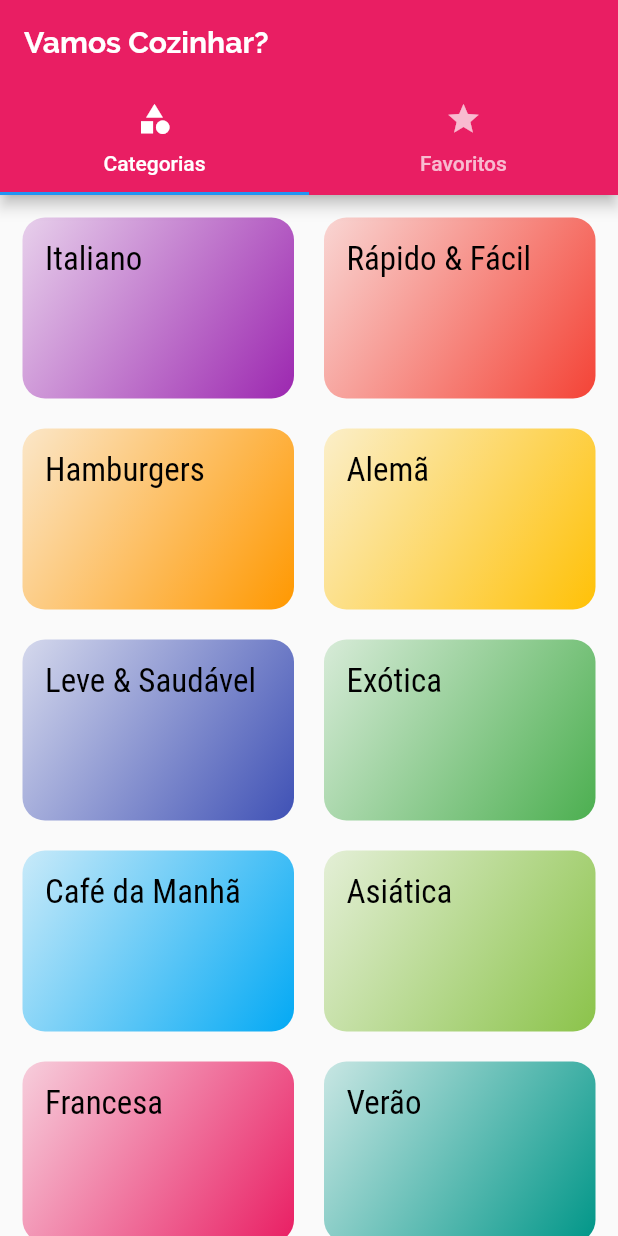
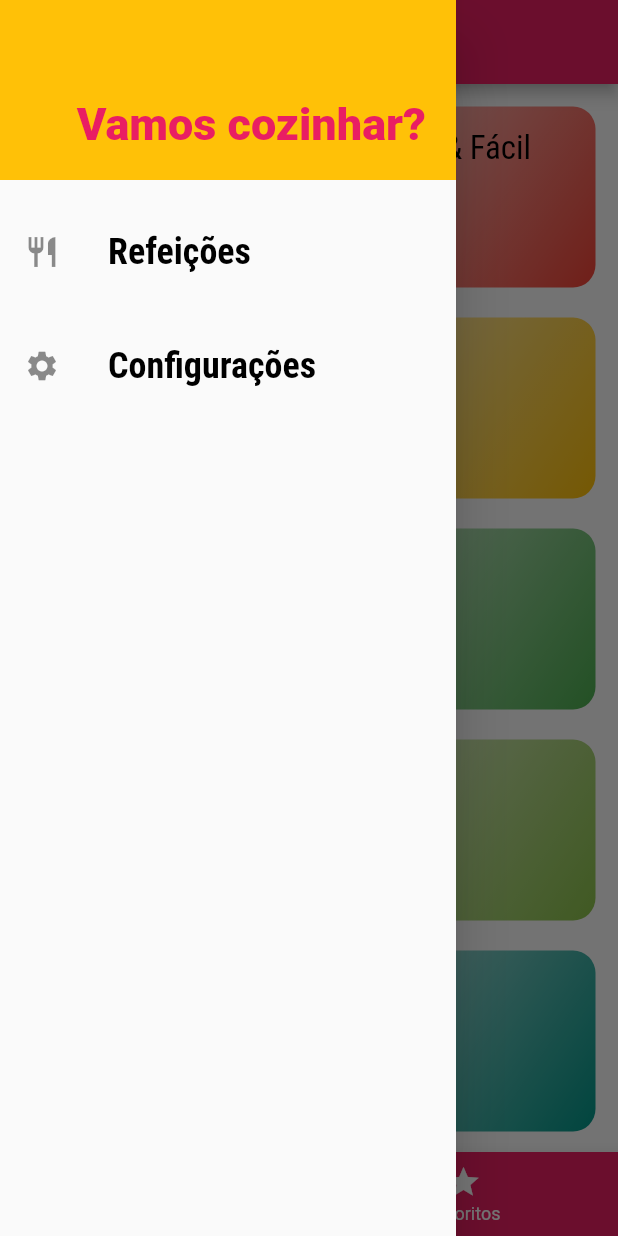
Before and after one commit to HenriqueCisi/project_kitchen_recipes, a Flutter app: the screen it shows after launch, with the side drawer open (before the commit the screen has no drawer), on a phone screen of 412 x 824 dp. Run offline on Flutter 3.47's test engine with Material 2 defaults, Android fonts, the phone set to English and light mode, and no system bars.

Commit message:
adds drawer + navigation

```diff
--- /dev/null
+++ b/lib/components/main_drawer.dart
@@ -0,0 +1,44 @@
+import 'package:flutter/material.dart';
+import 'package:project_kitchen_recipes/utils/app_routes.dart';
+
+class MainDrawer extends StatelessWidget {
+  const MainDrawer({super.key});
+
+  Widget _createItem(IconData icon, String label,  Function() onTap) {
+    return ListTile(
+      leading: Icon(icon),
+      title: Text(
+        label,
+        style: const TextStyle(
+            fontFamily: 'RobotoCondensed',
+            fontSize: 24,
+            fontWeight: FontWeight.bold),
+      ),
+      onTap: onTap,
+    );
+  }
+
+  @override
+  Widget build(BuildContext context) {
+    return Drawer(
+      child: Column(children: [
+        Container(
+          height: 120,
+          width: double.infinity,
+          color: Colors.amber,
+          padding: const EdgeInsets.all(20),
+          alignment: Alignment.bottomRight,
+          child: Text('Vamos cozinhar?',
+              style: TextStyle(
+                  fontWeight: FontWeight.w900,
+                  fontSize: 30,
+                  color: Theme.of(context).colorScheme.primary)),
+        ),
+        const SizedBox(height: 20),
+        _createItem(Icons.restaurant, 'Refeições', () => Navigator.of(context).pushReplacementNamed(AppRoutes.HOME)),
+        const SizedBox(height: 20),
+        _createItem(Icons.settings, 'Configurações', () => Navigator.of(context).pushReplacementNamed(AppRoutes.SETTINGS)),
+      ]),
+    );
+  }
+}
--- a/lib/main.dart
+++ b/lib/main.dart
@@ -1,8 +1,8 @@
 import 'package:flutter/material.dart';
-import 'package:project_kitchen_recipes/screens/categories_screen.dart';
 import 'package:project_kitchen_recipes/screens/category_meals_screen.dart';
 import 'package:project_kitchen_recipes/screens/favourite_screen.dart';
 import 'package:project_kitchen_recipes/screens/meal_detail_screen.dart';
+import 'package:project_kitchen_recipes/screens/settings_screen.dart';
 import 'package:project_kitchen_recipes/screens/tabs_screen.dart';
 import 'package:project_kitchen_recipes/utils/app_routes.dart';
 
@@ -34,7 +34,8 @@ class MyApp extends StatelessWidget {
         AppRoutes.HOME: (context) => const TabsScreen(),
         AppRoutes.CATEGORIES_MEALS: (context) => const CategoryMealsScreen(),
         AppRoutes.MEAL_DETAIL: (context) => const MealDetailScreen(),
-        AppRoutes.FAVOURITE_MEALS: (context) => const FavouriteScreen()
+        AppRoutes.FAVOURITE_MEALS: (context) => const FavouriteScreen(),
+        AppRoutes.SETTINGS: (context) => const SettingsScreen()
       },
     );
   }
--- a/lib/screens/favourite_screen.dart
+++ b/lib/screens/favourite_screen.dart
@@ -1,6 +1,4 @@
 import 'package:flutter/material.dart';
-import 'package:flutter/src/widgets/framework.dart';
-import 'package:flutter/src/widgets/placeholder.dart';
 
 class FavouriteScreen extends StatelessWidget {
   const FavouriteScreen({super.key});
--- /dev/null
+++ b/lib/screens/settings_screen.dart
@@ -0,0 +1,19 @@
+import 'package:flutter/material.dart';
+import 'package:project_kitchen_recipes/components/main_drawer.dart';
+
+class SettingsScreen extends StatelessWidget {
+  const SettingsScreen({super.key});
+
+  @override
+  Widget build(BuildContext context) {
+    return Scaffold(
+      appBar: AppBar(
+        title: const Text('Configurações'),
+      ),
+      drawer: const MainDrawer(),
+      body: const Center(
+        child: Text('Configurações'),
+      ),
+    );
+  }
+}
--- a/lib/screens/tabs_screen.dart
+++ b/lib/screens/tabs_screen.dart
@@ -1,32 +1,48 @@
 import 'package:flutter/material.dart';
-import 'package:flutter/src/widgets/framework.dart';
-import 'package:flutter/src/widgets/placeholder.dart';
+import 'package:project_kitchen_recipes/components/main_drawer.dart';
 import 'package:project_kitchen_recipes/screens/categories_screen.dart';
 import 'package:project_kitchen_recipes/screens/favourite_screen.dart';
 
-class TabsScreen extends StatelessWidget {
+class TabsScreen extends StatefulWidget {
   const TabsScreen({super.key});
 
   @override
+  State<TabsScreen> createState() => _TabsScreenState();
+}
+
+class _TabsScreenState extends State<TabsScreen> {
+
+  int _selectedScreenIndex = 0;
+
+  final List<Map<String, Object>> _screens = [
+    {'title': 'Lista de Categorias', 'screen': const CategoriesScreen()},
+    {'title': 'Meus Favoritos', 'screen': const FavouriteScreen()},
+  ];
+
+  _selectScreen(int index){
+    setState(() {
+      _selectedScreenIndex = index;
+    });
+  }
+
+  @override
   Widget build(BuildContext context) {
-    return DefaultTabController(
-        length: 2,
-        child: Scaffold(
-          appBar: AppBar(
-            title: const Text('Vamos Cozinhar?'),
-            bottom: const TabBar(tabs: [
-              Tab(
-                icon: Icon(Icons.category),
-                text: 'Categorias',
-              ),
-              Tab(
-                icon: Icon(Icons.star),
-                text: 'Favoritos',
-              ),
-            ]),
-          ),
-          body: const TabBarView(
-              children: [CategoriesScreen(), FavouriteScreen()]),
-        ));
+    return Scaffold(
+      appBar: AppBar(
+        title: Text(_screens[_selectedScreenIndex]['title'] as String)
+      ),
+      body: _screens[_selectedScreenIndex]['screen'] as Widget,
+      drawer: const MainDrawer(),
+      bottomNavigationBar: BottomNavigationBar(
+        onTap: _selectScreen,
+        backgroundColor: Theme.of(context).colorScheme.primary,
+        unselectedItemColor: Colors.white,
+        selectedItemColor: Colors.amber,
+        currentIndex:  _selectedScreenIndex,
+        items: const [
+            BottomNavigationBarItem(icon: Icon(Icons.category), label: 'Categorias'),
+            BottomNavigationBarItem(icon: Icon(Icons.star), label: 'Favoritos'),
+        ]),
+    );
   }
 }
--- a/lib/utils/app_routes.dart
+++ b/lib/utils/app_routes.dart
@@ -4,4 +4,5 @@ class AppRoutes {
   static const CATEGORIES_MEALS = '/categories-meals';
   static const MEAL_DETAIL = '/meal-detail';
   static const FAVOURITE_MEALS = '/favourite-meals';
+  static const SETTINGS = '/settings';
 }
```
